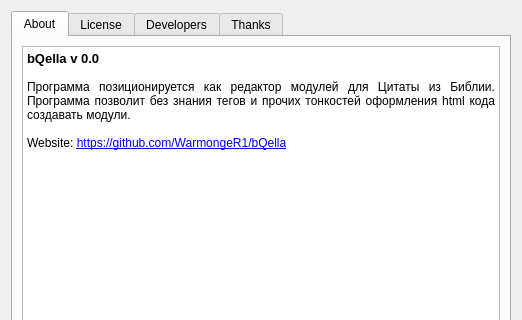
Qt form src/dialogs/about/about.ui (axsapronov/bQella) before a commit; both pictures show x 0 to 522 and y 0 to 320 of the 522 by 509 pixel window.
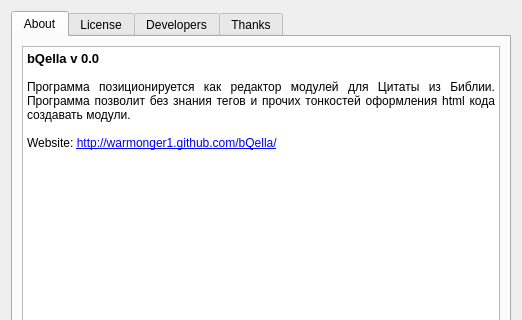
The same form after that commit. Icons and pictures are not drawn.

What changed in the file:
```diff
--- a/src/dialogs/about/about.ui
+++ b/src/dialogs/about/about.ui
@@ -38,7 +38,7 @@
 &lt;p style=&quot;-qt-paragraph-type:empty; margin-top:0px; margin-bottom:0px; margin-left:0px; margin-right:0px; -qt-block-indent:0; text-indent:0px;&quot;&gt;&lt;/p&gt;
 &lt;p align=&quot;justify&quot; style=&quot; margin-top:0px; margin-bottom:0px; margin-left:0px; margin-right:0px; -qt-block-indent:0; text-indent:0px;&quot;&gt;Программа позиционируется как редактор модулей для Цитаты из Библии. Программа позволит без знания тегов и прочих тонкостей оформления html кода создавать модули. &lt;/p&gt;
 &lt;p style=&quot;-qt-paragraph-type:empty; margin-top:0px; margin-bottom:0px; margin-left:0px; margin-right:0px; -qt-block-indent:0; text-indent:0px;&quot;&gt;&lt;/p&gt;
-&lt;p style=&quot; margin-top:0px; margin-bottom:0px; margin-left:0px; margin-right:0px; -qt-block-indent:0; text-indent:0px;&quot;&gt;&lt;span style=&quot; font-family:'DejaVu Sans'; color:#000000;&quot;&gt;Website: &lt;/span&gt;&lt;a href=&quot;https://github.com/WarmongeR1/bQella&quot;&gt;&lt;span style=&quot; text-decoration: underline; color:#0000ff;&quot;&gt;https://github.com/WarmongeR1/bQella&lt;/span&gt;&lt;/a&gt;&lt;/p&gt;
+&lt;p style=&quot; margin-top:0px; margin-bottom:0px; margin-left:0px; margin-right:0px; -qt-block-indent:0; text-indent:0px;&quot;&gt;&lt;span style=&quot; font-family:'DejaVu Sans'; color:#000000;&quot;&gt;Website: &lt;/span&gt;&lt;a href=&quot;http://warmonger1.github.com/bQella/&quot;&gt;&lt;span style=&quot; text-decoration: underline; color:#0000ff;&quot;&gt;http://warmonger1.github.com/bQella/&lt;/span&gt;&lt;/a&gt;&lt;/p&gt;
 &lt;p style=&quot;-qt-paragraph-type:empty; margin-top:0px; margin-bottom:0px; margin-left:0px; margin-right:0px; -qt-block-indent:0; text-indent:0px; font-family:'DejaVu Sans'; color:#000000;&quot;&gt;&lt;/p&gt;
 &lt;p style=&quot;-qt-paragraph-type:empty; margin-top:0px; margin-bottom:0px; margin-left:0px; margin-right:0px; -qt-block-indent:0; text-indent:0px; font-family:'DejaVu Sans'; color:#000000;&quot;&gt;&lt;/p&gt;
 &lt;p style=&quot;-qt-paragraph-type:empty; margin-top:0px; margin-bottom:0px; margin-left:0px; margin-right:0px; -qt-block-indent:0; text-indent:0px; font-family:'DejaVu Sans'; color:#000000;&quot;&gt;&lt;/p&gt;&lt;/td&gt;&lt;/tr&gt;&lt;/table&gt;&lt;/body&gt;&lt;/html&gt;</string>
```
Left out of the diff: 1 changed line with no effect on the pictures.
